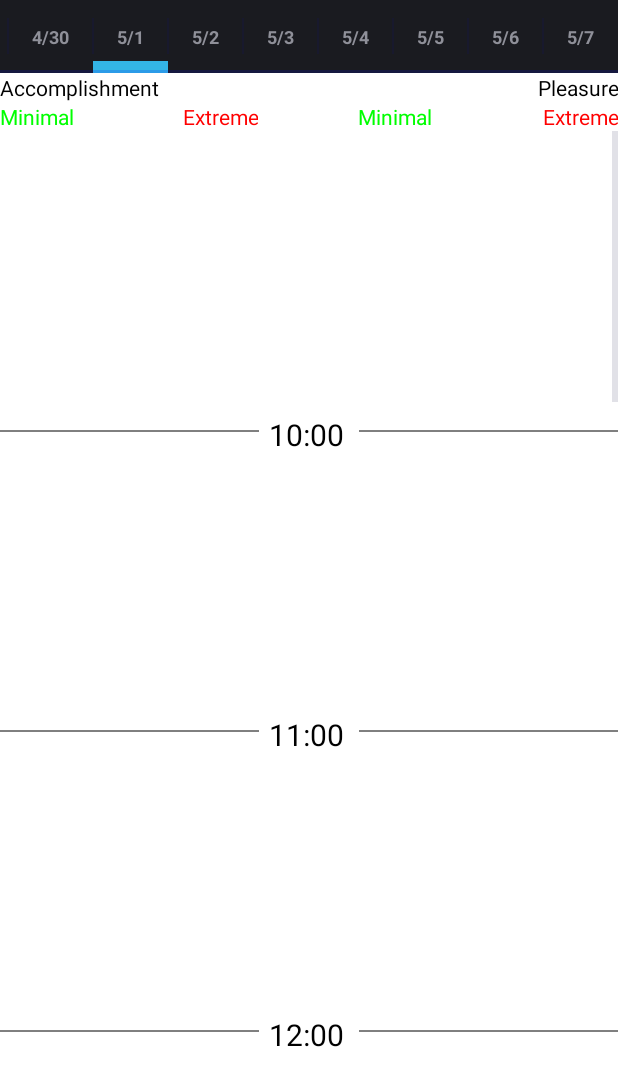
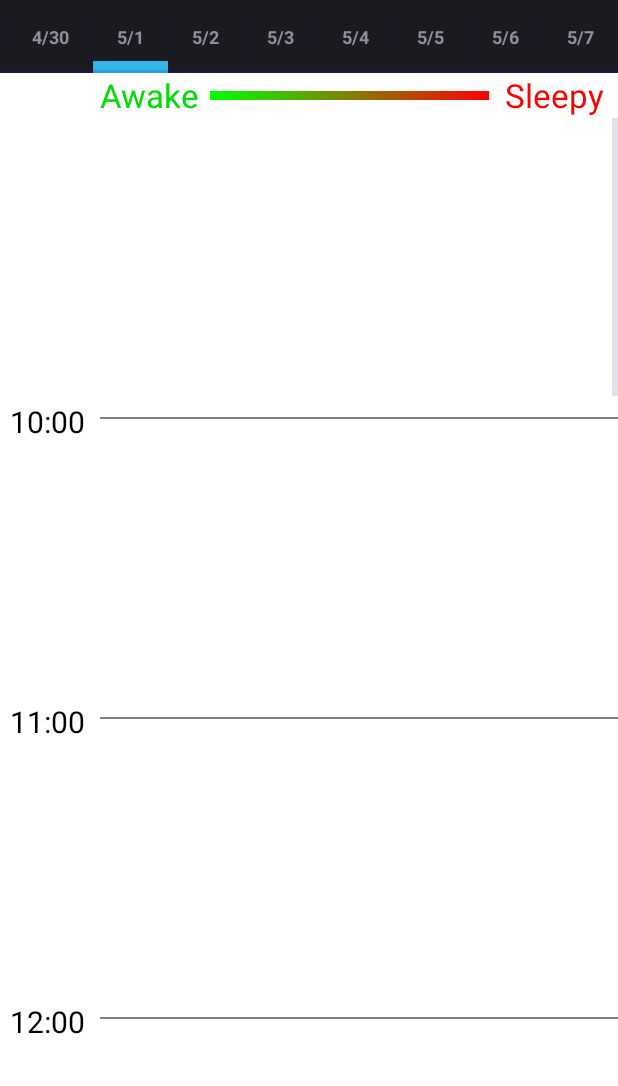
Before and after one commit to stevezhanggeek/LogIn, an Android app: the SlidingTabsBasicFragment screen opened directly, with no data from a screen before it, on a phone screen of 412 x 824 dp. Shown: the top 1086 px of the screen. Run offline under Robolectric (Android 15) with nearby library versions, the phone set to English and light mode, and no system bars.

Commit message:
Revise Sleepiness Viz, when two log close to each other, add space to show both

```diff
--- a/app/src/main/java/com/LogIn/AlarmReceiverRating.java
+++ b/app/src/main/java/com/LogIn/AlarmReceiverRating.java
@@ -29,7 +29,7 @@ public class AlarmReceiverRating extends WakefulBroadcastReceiver {
 
         Calendar calendar = Calendar.getInstance();
         calendar.setTimeInMillis(System.currentTimeMillis());
-        calendar.set(Calendar.HOUR_OF_DAY, 12);
+        calendar.set(Calendar.HOUR_OF_DAY, 22);
         calendar.set(Calendar.MINUTE, 00);
 
         alarmMgr.setInexactRepeating(AlarmManager.RTC_WAKEUP,
--- a/app/src/main/java/com/LogIn/Utility.java
+++ b/app/src/main/java/com/LogIn/Utility.java
@@ -21,7 +21,7 @@ public class Utility extends Activity {
     private static String deviceID = "";
     private static String name_datastore = "Logs_";
 
-    public static final String LogInType = "Depression";
+    public static final String LogInType = "Sleepiness";
     public static final int num_days_experiment_length = 17;
     public static final int year_start = 2015;
     public static final int month_start = 3; // start from 0
@@ -87,6 +87,7 @@ public class Utility extends Activity {
     public static List<ParseObject> getDataFromParse() {
         ParseQuery<ParseObject> query = ParseQuery.getQuery(name_datastore);
         query.fromLocalDatastore();
+        query.addAscendingOrder("createdAt");
         query.findInBackground(new FindCallback<ParseObject>() {
             public void done(List<ParseObject> valueList, ParseException e) {
                 if (e == null) {
--- a/app/src/main/res/layout/fragment_sleepiness.xml
+++ b/app/src/main/res/layout/fragment_sleepiness.xml
@@ -21,15 +21,17 @@
             android:textAppearance="?android:attr/textAppearanceLarge"
             android:layout_marginLeft="100px"
             android:text="Awake"
-            android:textColor="#00FF00"
-            android:layout_weight="1"
+            android:textColor="#00DD00"
+            android:layout_weight="0"
             android:gravity="left" />
 
         <View
-            android:layout_width="170dp"
-            android:layout_height="10dp"
-            android:layout_marginTop="10dp"
-            android:layout_marginBottom="10dp"
+            android:layout_width="wrap_content"
+            android:layout_height="6dp"
+            android:layout_marginLeft="10px"
+            android:layout_marginRight="10dp"
+            android:layout_marginTop="12dp"
+            android:layout_marginBottom="12dp"
             android:layout_weight="1"
             android:background="@drawable/gradient">
         </View>
@@ -39,8 +41,9 @@
             android:layout_height="wrap_content"
             android:gravity="right"
             android:textAppearance="?android:attr/textAppearanceLarge"
+            android:layout_marginRight="10dp"
             android:text="Sleepy"
-            android:layout_weight="1"
+            android:layout_weight="0"
             android:textColor="#FF0000"/>
     </LinearLayout>
 
--- a/app/src/main/res/values/arrays.xml
+++ b/app/src/main/res/values/arrays.xml
@@ -26,6 +26,6 @@
     </array>
     <array name="targets_mood">
         <item>@drawable/lock</item>
-        <item>@drawable/level_1</item>
+        <item>@drawable/grid_icon</item>
     </array>
 </resources>
```
Also changed, not shown: app/src/main/java/com/LogIn/CalendarViewSleepiness.java (+14 -4 lines), app/src/main/res/drawable/grid_icon.png (added), app/src/main/res/drawable/mood_grid.png.
